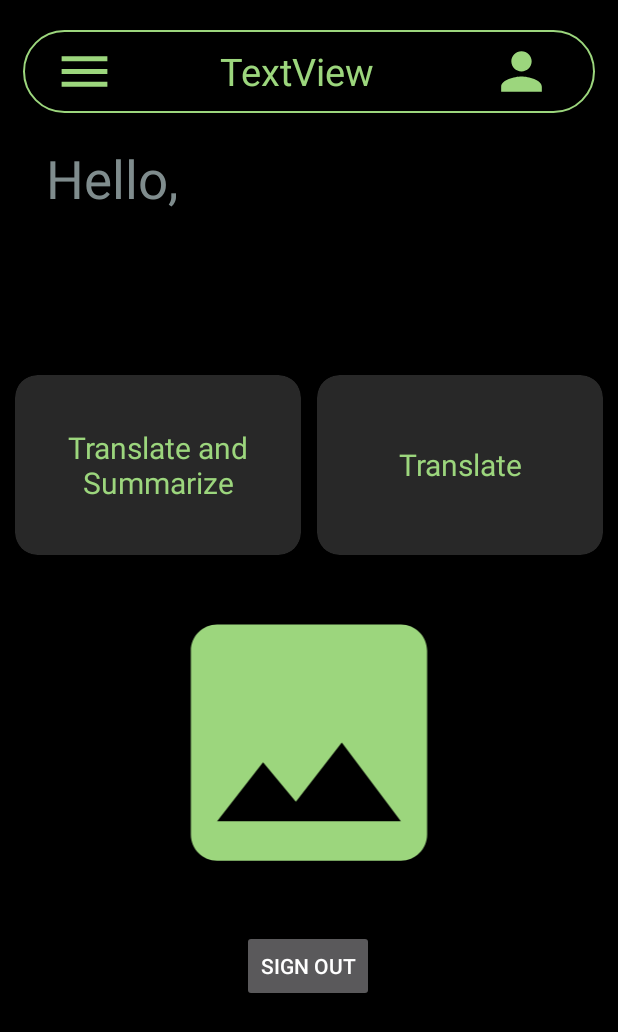
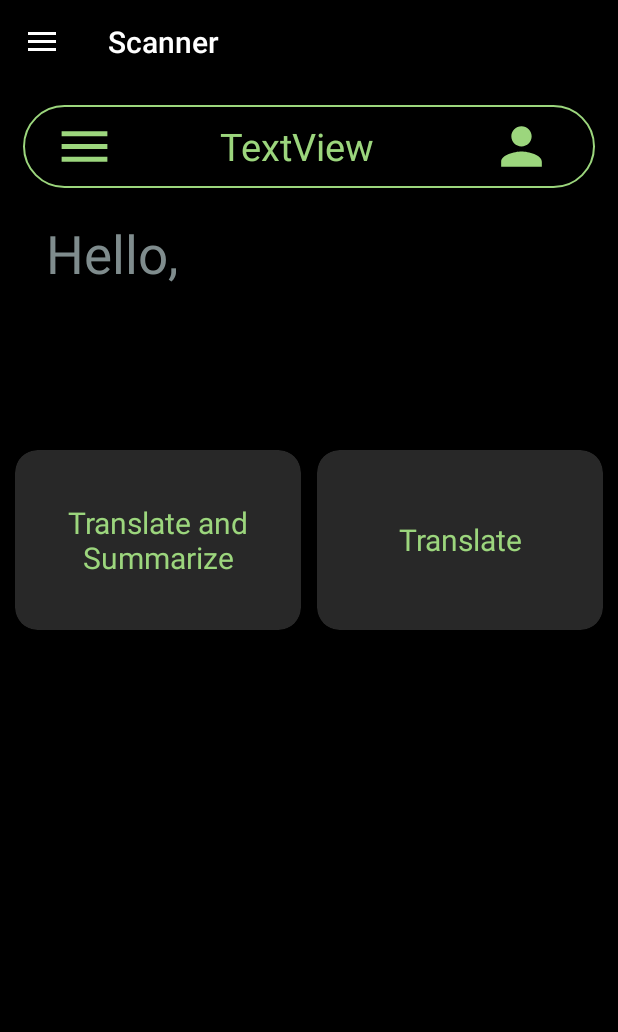
Before and after one commit to Anshkumardev/AI-Scanner, an Android app: the screen it shows after launch once a user with an empty profile is signed in (HomeActivity), on a phone screen of 412 x 824 dp. Shown: the top 1032 px of the screen. Run offline under Robolectric (Android 15) with nearby library versions, the phone set to English and light mode, and no system bars; our stand-ins replace Firebase (no records; nobody signed in at launch, a user with empty details on screens opened directly); pictures from the network do not load.

Commit message:
App drwaer implemented

```diff
--- a/app/src/main/java/akd/technologies/scanner/HomeActivity.java
+++ b/app/src/main/java/akd/technologies/scanner/HomeActivity.java
@@ -2,10 +2,14 @@ package akd.technologies.scanner;
 
 import androidx.annotation.NonNull;
 import androidx.annotation.Nullable;
+import androidx.appcompat.app.ActionBarDrawerToggle;
 import androidx.appcompat.app.AppCompatActivity;
 import androidx.cardview.widget.CardView;
 import androidx.core.app.ActivityCompat;
 import androidx.core.content.ContextCompat;
+import androidx.core.view.GravityCompat;
+import androidx.drawerlayout.widget.DrawerLayout;
+import androidx.appcompat.widget.Toolbar;
 
 import android.Manifest;
 import android.app.Dialog;
@@ -16,6 +20,8 @@ import android.graphics.Bitmap;
 import android.net.Uri;
 import android.os.Bundle;
 import android.provider.MediaStore;
+import android.util.Log;
+import android.view.MenuItem;
 import android.view.View;
 import android.view.ViewGroup;
 import android.widget.Button;
@@ -30,11 +36,12 @@ import com.google.android.gms.auth.api.signin.GoogleSignInClient;
 import com.google.android.gms.auth.api.signin.GoogleSignInOptions;
 import com.google.android.gms.tasks.OnCompleteListener;
 import com.google.android.gms.tasks.Task;
+import com.google.android.material.navigation.NavigationView;
 import com.google.firebase.auth.FirebaseAuth;
 import com.google.firebase.auth.FirebaseUser;
 import com.google.firebase.database.FirebaseDatabase;
 
-public class HomeActivity extends AppCompatActivity {
+public class HomeActivity extends AppCompatActivity implements NavigationView.OnNavigationItemSelectedListener {
 
     private static final int CAMERA_REQUEST_CODE = 200;
     private static final int STORAGE_REQUEST_CODE = 400;
@@ -43,9 +50,14 @@ public class HomeActivity extends AppCompatActivity {
 
     ImageView view_image;
 
+    Toolbar toolbar;
+
     String cameraPermission[];
     String storagePermission[];
 
+    DrawerLayout drawerLayout;
+    NavigationView navigationView;
+    ImageView menuImageView;
     Uri image_uri;
 
     TextView username,email;
@@ -66,11 +78,31 @@ public class HomeActivity extends AppCompatActivity {
         super.onCreate(savedInstanceState);
         setContentView(R.layout.activity_home);
 
-        view_image = findViewById(R.id.image_view_block);
+
+
+
+        //---------------------------------------App Drawer------------------------------------//
+
+        drawerLayout = findViewById(R.id.drawerLayout);
+        navigationView = findViewById(R.id.navigation_view);
+        menuImageView = findViewById(R.id.menu_imageView);
+        toolbar = findViewById(R.id.toolbar);
+
+        setSupportActionBar(toolbar);
+
+        navigationView.bringToFront();
+
+
+        ActionBarDrawerToggle toggle = new ActionBarDrawerToggle(
+                this, drawerLayout,toolbar, R.string.navigation_drawer_open, R.string.navigation_drawer_close);
+        drawerLayout.addDrawerListener(toggle);
+        toggle.syncState();
+        navigationView.setNavigationItemSelectedListener(this);
+
+
+
 
         username = findViewById(R.id.guserName);
-        //email = findViewById(R.id.gemail);
-        signOut = findViewById(R.id.signOutButton);
 
         Dialog dialog = new Dialog(HomeActivity.this);
 
@@ -151,12 +183,7 @@ public class HomeActivity extends AppCompatActivity {
         }
 
 
-        signOut.setOnClickListener(new View.OnClickListener() {
-            @Override
-            public void onClick(View view) {
-                signout();
-            }
-        });
+
 
     }
 
@@ -281,4 +308,30 @@ public class HomeActivity extends AppCompatActivity {
 
         }
     }
+
+    @Override
+    public boolean onNavigationItemSelected(@NonNull MenuItem item) {
+        int id = item.getItemId();
+
+        if (id == R.id.info_nav) {
+            // Handle item 1 click
+            Toast.makeText(this, "Info Selected", Toast.LENGTH_SHORT).show();
+        } else if (id == R.id.logout_nav) {
+            // Handle item 2 click
+            Toast.makeText(this, "Logout Selected", Toast.LENGTH_SHORT).show();
+
+        }
+
+        drawerLayout.closeDrawer(GravityCompat.START);
+        return true;
+    }
+
+    @Override
+    public void onBackPressed() {
+        if(drawerLayout.isDrawerOpen(GravityCompat.START)){
+            drawerLayout.closeDrawer(GravityCompat.START);
+        }else {
+            super.onBackPressed();
+        }
+    }
 }
--- /dev/null
+++ b/app/src/main/res/drawable/baseline_info_24.xml
@@ -0,0 +1,5 @@
+<vector android:height="24dp" android:tint="#9CD67D"
+    android:viewportHeight="24" android:viewportWidth="24"
+    android:width="24dp" xmlns:android="http://schemas.android.com/apk/res/android">
+    <path android:fillColor="@android:color/white" android:pathData="M12,2C6.48,2 2,6.48 2,12s4.48,10 10,10 10,-4.48 10,-10S17.52,2 12,2zM13,17h-2v-6h2v6zM13,9h-2L11,7h2v2z"/>
+</vector>
--- /dev/null
+++ b/app/src/main/res/drawable/baseline_logout_24.xml
@@ -0,0 +1,5 @@
+<vector android:height="24dp" android:tint="#9CD67D"
+    android:viewportHeight="24" android:viewportWidth="24"
+    android:width="24dp" xmlns:android="http://schemas.android.com/apk/res/android">
+    <path android:fillColor="@android:color/white" android:pathData="M11,7L9.6,8.4l2.6,2.6H2v2h10.2l-2.6,2.6L11,17l5,-5L11,7zM20,19h-8v2h8c1.1,0 2,-0.9 2,-2V5c0,-1.1 -0.9,-2 -2,-2h-8v2h8V19z"/>
+</vector>
--- a/app/src/main/res/layout/activity_home.xml
+++ b/app/src/main/res/layout/activity_home.xml
@@ -1,11 +1,26 @@
 <?xml version="1.0" encoding="utf-8"?>
-<androidx.constraintlayout.widget.ConstraintLayout xmlns:android="http://schemas.android.com/apk/res/android"
+<androidx.drawerlayout.widget.DrawerLayout xmlns:android="http://schemas.android.com/apk/res/android"
     xmlns:app="http://schemas.android.com/apk/res-auto"
     xmlns:tools="http://schemas.android.com/tools"
+    android:id="@+id/drawerLayout"
     android:layout_width="match_parent"
     android:layout_height="match_parent"
-    android:background="#000"
     tools:context="akd.technologies.scanner.HomeActivity">
+
+    <com.google.android.material.navigation.NavigationView
+        android:layout_width="wrap_content"
+        android:layout_height="match_parent"
+        app:headerLayout="@layout/header"
+        app:menu="@menu/side_menu"
+        android:id="@+id/navigation_view"
+        android:layout_gravity="start"/>
+
+
+    <androidx.constraintlayout.widget.ConstraintLayout
+        android:layout_width="match_parent"
+        android:layout_height="match_parent"
+        android:background="#000">
+
 
         <TextView
             android:id="@+id/guserName"
@@ -18,30 +33,20 @@
             app:layout_constraintStart_toStartOf="@+id/textView3"
             app:layout_constraintTop_toBottomOf="@+id/textView3" />
 
-    <Button
-        android:id="@+id/signOutButton"
-        android:layout_width="wrap_content"
-        android:layout_height="wrap_content"
-        android:layout_marginTop="420dp"
-        android:text="Sign Out"
-        app:layout_constraintEnd_toEndOf="parent"
-        app:layout_constraintHorizontal_bias="0.498"
-        app:layout_constraintStart_toStartOf="parent"
-        app:layout_constraintTop_toBottomOf="@+id/guserName" />
 
         <LinearLayout
             android:id="@+id/linearLayout"
             android:layout_width="0dp"
             android:layout_height="55dp"
             android:layout_marginStart="15dp"
-        android:layout_marginTop="20dp"
+            android:layout_marginTop="14dp"
             android:layout_marginEnd="15dp"
             android:background="@drawable/button_background"
             android:orientation="horizontal"
             app:layout_constraintEnd_toEndOf="parent"
             app:layout_constraintHorizontal_bias="0.5"
             app:layout_constraintStart_toStartOf="parent"
-        app:layout_constraintTop_toTopOf="parent">
+            app:layout_constraintTop_toBottomOf="@+id/toolbar">
 
             <ImageView
                 android:id="@+id/menu_imageView"
@@ -138,16 +143,21 @@
             </androidx.cardview.widget.CardView>
         </LinearLayout>
 
-    <ImageView
-        android:id="@+id/image_view_block"
+        <androidx.appcompat.widget.Toolbar
+            android:id="@+id/toolbar"
             android:layout_width="0dp"
-        android:layout_height="0dp"
-        android:layout_marginTop="20dp"
-        android:layout_marginBottom="20dp"
-        app:layout_constraintBottom_toTopOf="@+id/signOutButton"
+            android:layout_height="wrap_content"
+            android:background="?attr/colorPrimary"
+            android:minHeight="?attr/actionBarSize"
+            android:theme="?attr/actionBarTheme"
+            android:backgroundTint="#000000"
+            app:navigationIcon="@drawable/baseline_menu_24"
             app:layout_constraintEnd_toEndOf="parent"
+            app:layout_constraintHorizontal_bias="0.5"
             app:layout_constraintStart_toStartOf="parent"
-        app:layout_constraintTop_toBottomOf="@+id/linearLayout2"
-        app:srcCompat="@drawable/gallery" />
+            app:layout_constraintTop_toTopOf="parent" />
 
     </androidx.constraintlayout.widget.ConstraintLayout>
+
+
+</androidx.drawerlayout.widget.DrawerLayout>
--- a/app/src/main/res/layout/activity_result.xml
+++ b/app/src/main/res/layout/activity_result.xml
@@ -13,7 +13,7 @@
         android:layout_height="wrap_content"
         android:layout_marginBottom="100dp"
         android:background="@drawable/solid_round_button"
-        android:text="Proceed"
+        android:text="Save"
         app:layout_constraintBottom_toBottomOf="parent"
         app:layout_constraintEnd_toEndOf="parent"
         app:layout_constraintHorizontal_bias="0.5"
--- /dev/null
+++ b/app/src/main/res/menu/side_menu.xml
@@ -0,0 +1,15 @@
+<?xml version="1.0" encoding="utf-8"?>
+<menu xmlns:android="http://schemas.android.com/apk/res/android">
+
+    <group android:checkableBehavior="single">
+        <item android:id="@+id/info_nav"
+            android:icon="@drawable/baseline_info_24"
+            android:title="Info"
+            />
+        <item android:id="@+id/logout_nav"
+            android:icon="@drawable/baseline_logout_24"
+            android:title="Logout"/>
+
+    </group>
+
+</menu>
--- a/app/src/main/res/values/strings.xml
+++ b/app/src/main/res/values/strings.xml
@@ -12,4 +12,7 @@
         <item>Hindi</item>
     </string-array>
 
+    <string name="navigation_drawer_open">Open navigation drawer</string>
+    <string name="navigation_drawer_close">Close navigation drawer</string>
+
 </resources>
```
Also changed, not shown: app/src/main/java/akd/technologies/scanner/ImageViewActivity.java (+4 -18 lines), app/src/main/res/layout/activity_image_view.xml (+2 -47 lines), app/src/main/res/layout/header.xml (added, +17 -0 lines). Lines whose indentation alone changed are shown as unchanged.
